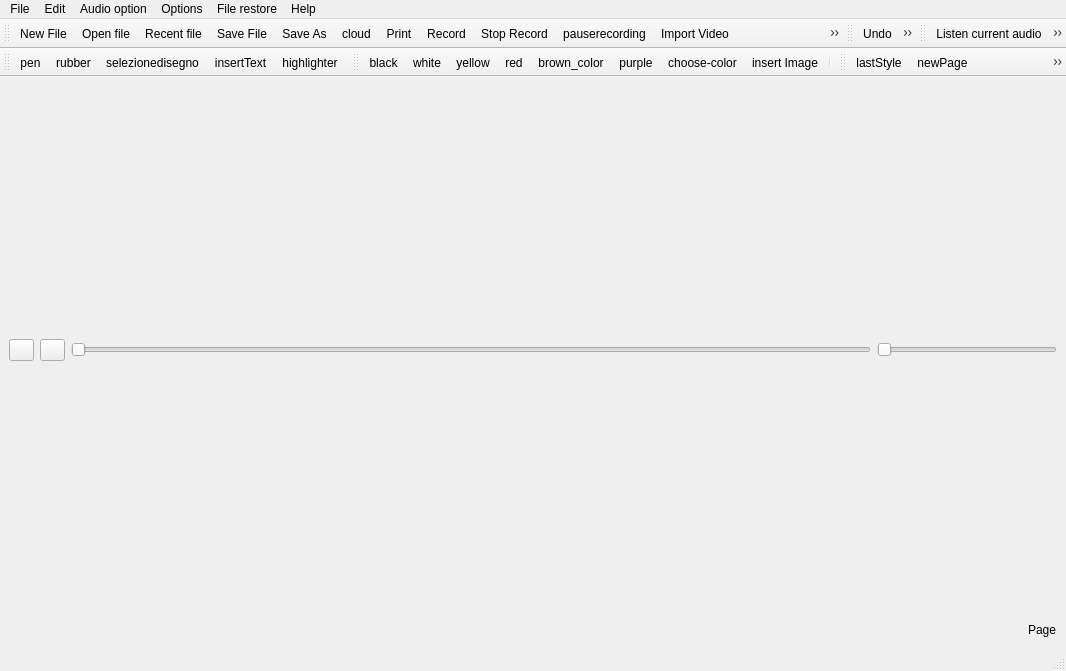
Above: src/mainwindow.ui from giacomogroppi/writernote-qt before the change. Below: the same form after it.
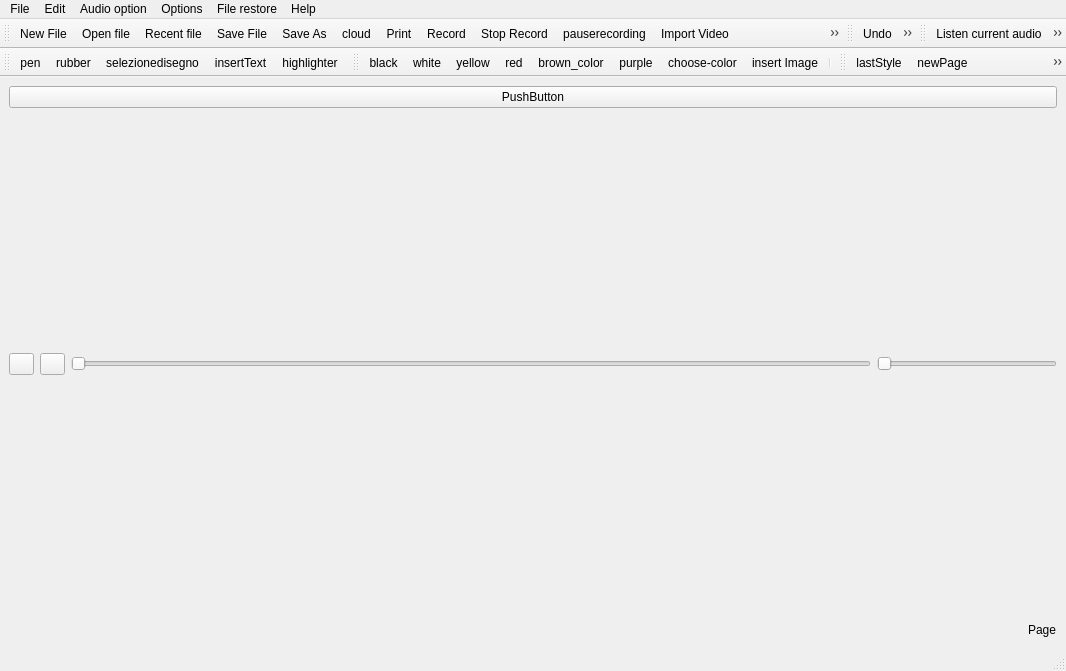
That is the form after the change. Icons and pictures are not drawn.

Diff of the .ui file:
```diff
--- a/src/mainwindow.ui
+++ b/src/mainwindow.ui
@@ -19,6 +19,17 @@
   </property>
   <widget class="QWidget" name="centralwidget">
    <layout class="QVBoxLayout" name="verticalLayout_3">
+    <item>
+     <layout class="QHBoxLayout" name="Layout_Button">
+      <item>
+       <widget class="QPushButton" name="pushButton_back">
+        <property name="text">
+         <string>PushButton</string>
+        </property>
+       </widget>
+      </item>
+     </layout>
+    </item>
     <item>
      <layout class="QVBoxLayout" name="verticalLayout_2">
       <item>
```
Left out of the diff: 4 changed lines with no effect on the pictures.
